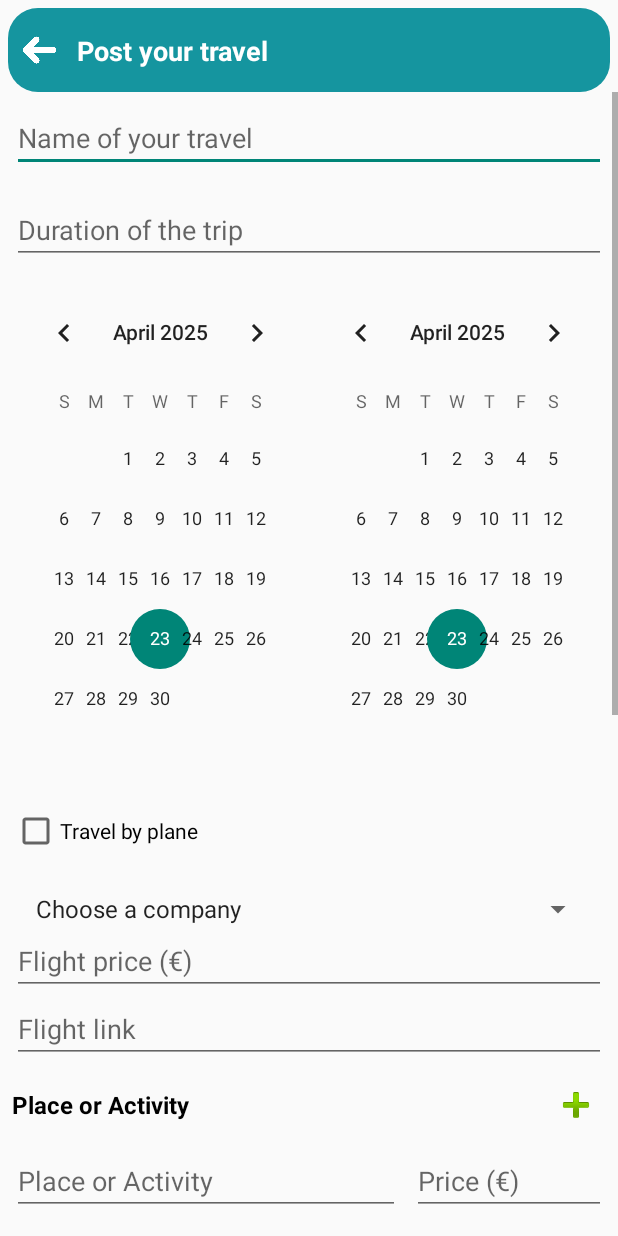
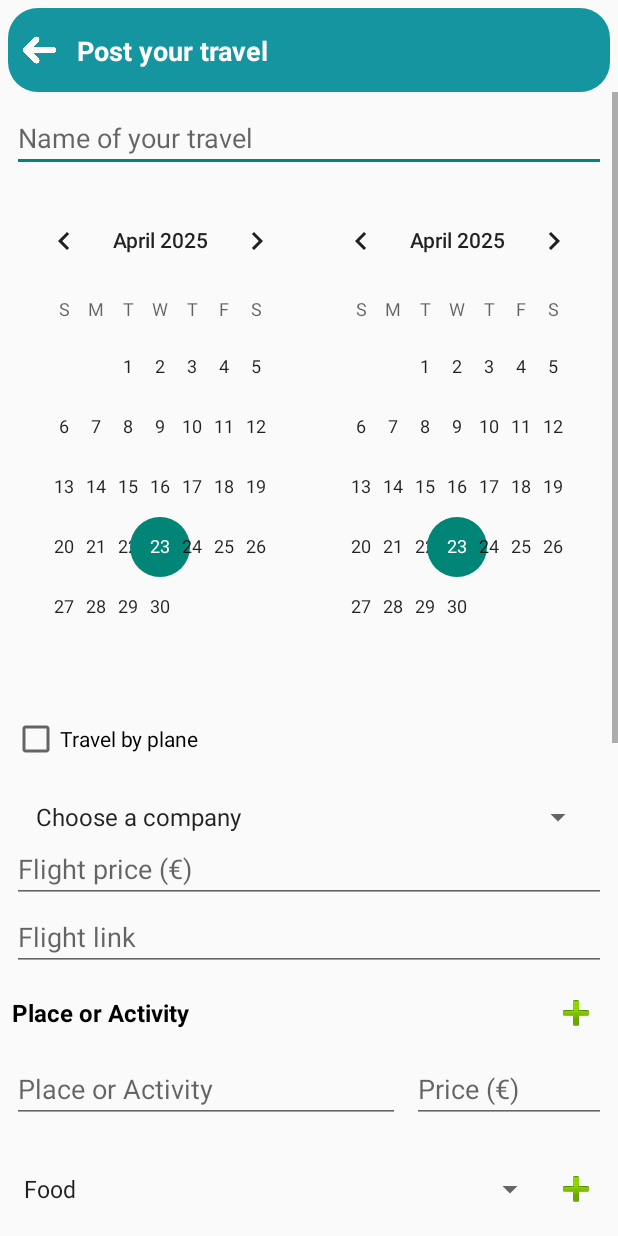
Before and after one commit to TomMarsura/Traveler, an Android app: the layout post_creation_activity.xml on its own in the app's theme, with its tools: preview values and no code run, on a phone screen of 412 x 824 dp. Run offline under Robolectric (Android 15) with nearby library versions, the phone set to English and light mode, and no system bars.

Commit message:
Correction de bug

```diff
--- a/app/src/main/res/layout/post_creation_activity.xml
+++ b/app/src/main/res/layout/post_creation_activity.xml
@@ -3,6 +3,7 @@
     xmlns:android="http://schemas.android.com/apk/res/android"
     xmlns:app="http://schemas.android.com/apk/res-auto"
     xmlns:tools="http://schemas.android.com/tools"
+    android:fitsSystemWindows="true"
     android:layout_width="match_parent"
     android:layout_height="match_parent"
     tools:context=".PostCreateActivity">
@@ -66,15 +67,6 @@
                 android:layout_width="match_parent"
                 android:layout_height="wrap_content"
                 android:hint="@string/destination"
-                android:layout_margin="8dp"
-                android:inputType="text"
-                android:text="" />
-
-            <EditText
-                android:id="@+id/id_duration"
-                android:layout_width="match_parent"
-                android:layout_height="wrap_content"
-                android:hint="@string/duration"
                 android:layout_margin="8dp"
                 android:inputType="text"
                 android:text="" />
--- a/app/src/main/res/values/strings.xml
+++ b/app/src/main/res/values/strings.xml
@@ -44,7 +44,6 @@
     <string name="photo_add">Add photo</string>
     <string name="description">Description of the trip</string>
     <string name="continue_btn">Next</string>
-    <string name="duration">Duration of the trip</string>
     <string name="post_date">Posted on %s</string>
     <string name="travel_dates">From %s to %s</string>
     <string name="flight_infos">Flight with %s - %2$.2f €</string>
```
Also changed, not shown: app/src/main/java/com/master/traveler/PostCreateActivity.kt (+20 -1 lines), 1 other file.
